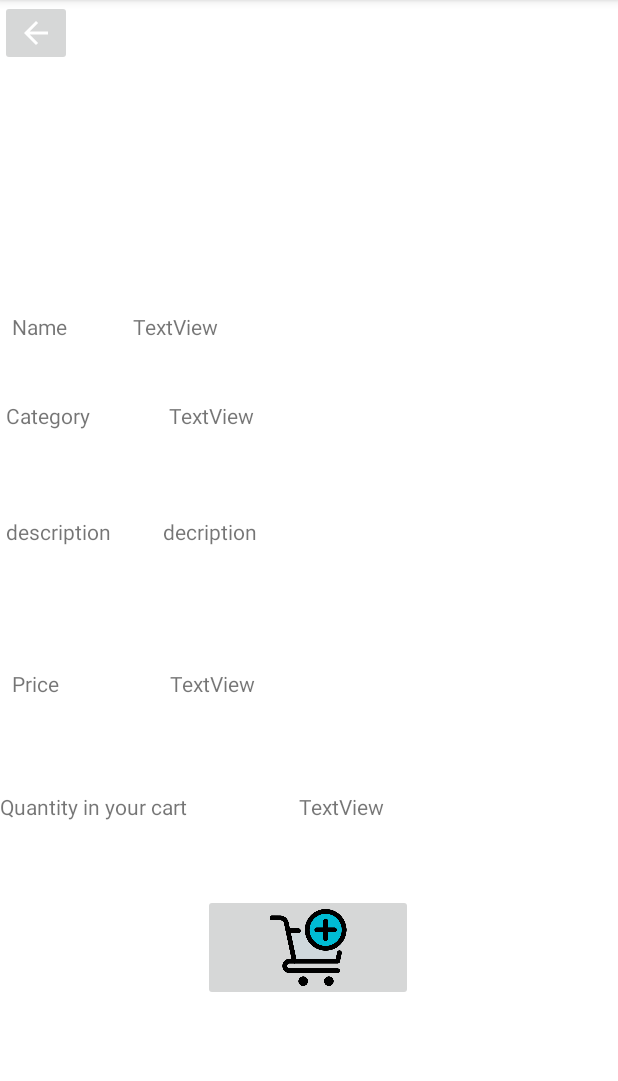
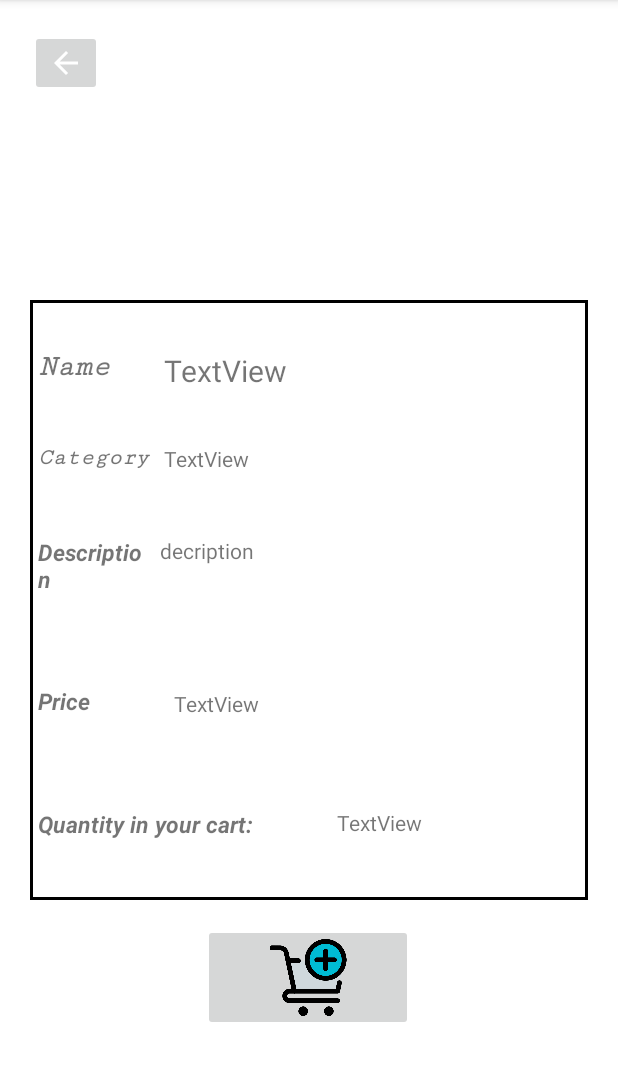
Before and after one commit to Tiendinh2000/EcommerceApp, an Android app: the ProductDetailActivity screen opened directly, with no data from a screen before it, on a phone screen of 412 x 824 dp, the part 84-1165 px from its top. Run offline under Robolectric (Android 15) with nearby library versions, the phone set to English and light mode, and no system bars; our stand-ins replace Picasso; pictures from the network do not load; 7 statements that could not run were skipped.

Commit message:
new update/debug

```diff
--- a/app/src/main/java/hanu/a2_1801040189/AuthenticationActivity.java
+++ b/app/src/main/java/hanu/a2_1801040189/Activity/AuthenticationActivity.java
@@ -1,4 +1,4 @@
-package hanu.a2_1801040189;
+package hanu.a2_1801040189.Activity;
 
 import androidx.appcompat.app.AppCompatActivity;
 import androidx.fragment.app.Fragment;
@@ -6,6 +6,7 @@ import androidx.fragment.app.FragmentManager;
 
 import android.os.Bundle;
 
+import hanu.a2_1801040189.R;
 import hanu.a2_1801040189.ui.LoginFragment;
 
 public class AuthenticationActivity extends AppCompatActivity {
--- a/app/src/main/java/hanu/a2_1801040189/Adapters/ProductListAdapter.java
+++ b/app/src/main/java/hanu/a2_1801040189/Adapters/ProductListAdapter.java
@@ -122,27 +122,39 @@ public class ProductListAdapter extends RecyclerView.Adapter<ProductListAdapter.
                 @Override
                 public void onClick(View v) {
                     int currentQuan = DB.checkQuantity(p.getId());
+                    Log.d("current quan:","current quan: "+currentQuan);
+
                     if(currentQuan==0){
-                        DB.addProduct(p);
-                    new AlertDialog.Builder(context)
-                            .setTitle("Add Successfully!")
-                            .setMessage("Add 1 " + p.getName().substring(0, 15) + "... more into your cart!")
-                            .setNeutralButton("OK", null)
-                            .setIcon(android.R.drawable.ic_dialog_info)
-                            .show();}
 
-                    else {
-                        new AlertDialog.Builder(context)
+                                                new AlertDialog.Builder(context)
                                 .setTitle("Add to your Cart")
                                 .setMessage(p.getName().substring(0, 10) + "... is not existed in your Cart! \r\nAre you sure you want to add this product?")
                                 .setPositiveButton(android.R.string.yes, new DialogInterface.OnClickListener() {
                                     public void onClick(DialogInterface dialog, int which) {
-                                        boolean edit = DB.addOneMoreProduct(p.getId());
+                                        DB.addProduct(p);
                                     }
                                 })
                                 .setNegativeButton(android.R.string.no, null)
                                 .setIcon(android.R.drawable.ic_dialog_alert)
                                 .show();
+
+                    }
+
+                    else {
+
+                    new AlertDialog.Builder(context)
+                            .setTitle("Add Successfully!")
+                            .setMessage("Add 1 " + p.getName().substring(0, 15) + "... more into your cart!")
+                            .setNeutralButton("OK", new DialogInterface.OnClickListener() {
+                                @Override
+                                public void onClick(DialogInterface dialog, int which) {
+                                    DB.addOneMoreProduct(p.getId());
+                                }
+                            })
+                            .setIcon(android.R.drawable.ic_dialog_info)
+                            .show();
+
+
 
 
                     }
--- a/app/src/main/res/layout/activity_main.xml
+++ b/app/src/main/res/layout/activity_main.xml
@@ -8,8 +8,8 @@
 
     <TextView
         android:id="@+id/tv_accountName"
-        android:layout_width="60dp"
-        android:layout_height="28dp"
+        android:layout_width="wrap_content"
+        android:layout_height="wrap_content"
         android:text="Name"
         app:layout_constraintBottom_toTopOf="@+id/constraintLayout"
         app:layout_constraintEnd_toEndOf="parent"
--- a/app/src/main/res/layout/activity_product_detail.xml
+++ b/app/src/main/res/layout/activity_product_detail.xml
@@ -4,6 +4,7 @@
     xmlns:tools="http://schemas.android.com/tools"
     android:layout_width="match_parent"
     android:layout_height="match_parent"
+    android:padding="20dp"
     tools:context=".Activity.ProductDetailActivity">
 
     <ImageView
@@ -25,22 +26,25 @@
         app:layout_constraintEnd_toEndOf="parent"
         app:layout_constraintHorizontal_bias="0.0"
         app:layout_constraintStart_toStartOf="parent"
+        android:background="@drawable/border_cart"
+        android:padding="5dp"
         app:layout_constraintTop_toBottomOf="@+id/iv_detail_image">
 
         <TextView
             android:id="@+id/tv"
             android:layout_width="77dp"
             android:layout_height="0dp"
-            android:layout_marginStart="4dp"
             android:layout_marginTop="32dp"
-            android:text="description"
+            android:text="Description"
+            android:textSize="15sp"
+            android:textStyle="bold|italic"
             app:layout_constraintStart_toStartOf="parent"
             app:layout_constraintTop_toBottomOf="@+id/tv1" />
 
         <TextView
             android:id="@+id/tv_detail_description"
-            android:layout_width="303dp"
-            android:layout_height="89dp"
+            android:layout_width="280dp"
+            android:layout_height="87dp"
             android:layout_marginStart="24dp"
 
             android:text="decription"
@@ -51,18 +55,20 @@
 
         <TextView
             android:id="@+id/tv1"
-            android:layout_width="74dp"
-            android:layout_height="45dp"
-            android:layout_marginStart="4dp"
+            android:layout_width="79dp"
+            android:layout_height="29dp"
             android:layout_marginTop="40dp"
+            android:fontFamily="serif-monospace"
             android:text="Category"
+            android:textSize="15sp"
+            android:textStyle="bold|italic"
             app:layout_constraintStart_toStartOf="parent"
             app:layout_constraintTop_toBottomOf="@+id/textView7" />
 
         <TextView
             android:id="@+id/tv_detail_category"
-            android:layout_width="299dp"
-            android:layout_height="47dp"
+            android:layout_width="277dp"
+            android:layout_height="31dp"
             android:layout_marginStart="28dp"
             android:text="TextView"
             app:layout_constraintEnd_toEndOf="parent"
@@ -74,37 +80,45 @@
             android:id="@+id/textView5"
             android:layout_width="73dp"
             android:layout_height="30dp"
-            android:layout_marginStart="8dp"
             android:layout_marginTop="12dp"
             android:text="Price"
+            android:textSize="15sp"
+            android:textStyle="bold|italic"
             app:layout_constraintStart_toStartOf="parent"
             app:layout_constraintTop_toBottomOf="@+id/tv_detail_description" />
 
         <TextView
             android:id="@+id/tv_detail_price"
-            android:layout_width="262dp"
-            android:layout_height="30dp"
-            android:layout_marginStart="32dp"
+            android:layout_width="274dp"
+            android:layout_height="27dp"
+            android:layout_marginStart="20dp"
             android:text="TextView"
+
             app:layout_constraintBottom_toBottomOf="@+id/textView5"
+            app:layout_constraintEnd_toEndOf="parent"
             app:layout_constraintStart_toEndOf="@+id/textView5" />
 
         <TextView
             android:id="@+id/textView7"
             android:layout_width="wrap_content"
             android:layout_height="wrap_content"
-            android:layout_marginStart="8dp"
             android:layout_marginTop="28dp"
             android:text="Name"
+            android:fontFamily="serif-monospace"
+            android:textStyle="bold|italic"
+            android:textSize="20sp"
             app:layout_constraintStart_toStartOf="parent"
             app:layout_constraintTop_toTopOf="parent" />
 
         <TextView
             android:id="@+id/tv_detail_name"
-            android:layout_width="273dp"
-            android:layout_height="40dp"
-            android:layout_marginStart="44dp"
+            android:layout_width="277dp"
+            android:layout_height="41dp"
+            android:layout_marginStart="60dp"
             android:text="TextView"
+            android:textSize="20dp"
+            app:layout_constraintEnd_toEndOf="parent"
+            app:layout_constraintHorizontal_bias="1.0"
             app:layout_constraintStart_toEndOf="@+id/textView7"
             app:layout_constraintTop_toTopOf="@+id/textView7" />
 
@@ -113,7 +127,9 @@
             android:layout_width="143dp"
             android:layout_height="26dp"
             android:layout_marginTop="52dp"
-            android:text="Quantity in your cart"
+            android:text="Quantity in your cart:"
+            android:textSize="15sp"
+            android:textStyle="bold|italic"
             app:layout_constraintStart_toStartOf="parent"
             app:layout_constraintTop_toBottomOf="@+id/textView5" />
 
```
